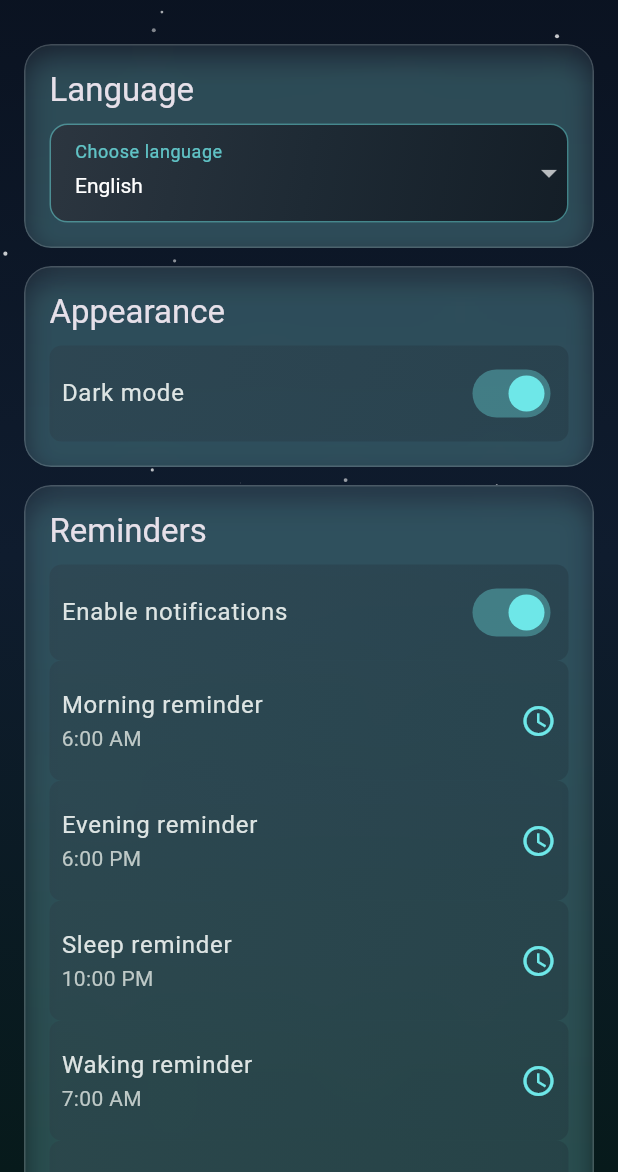
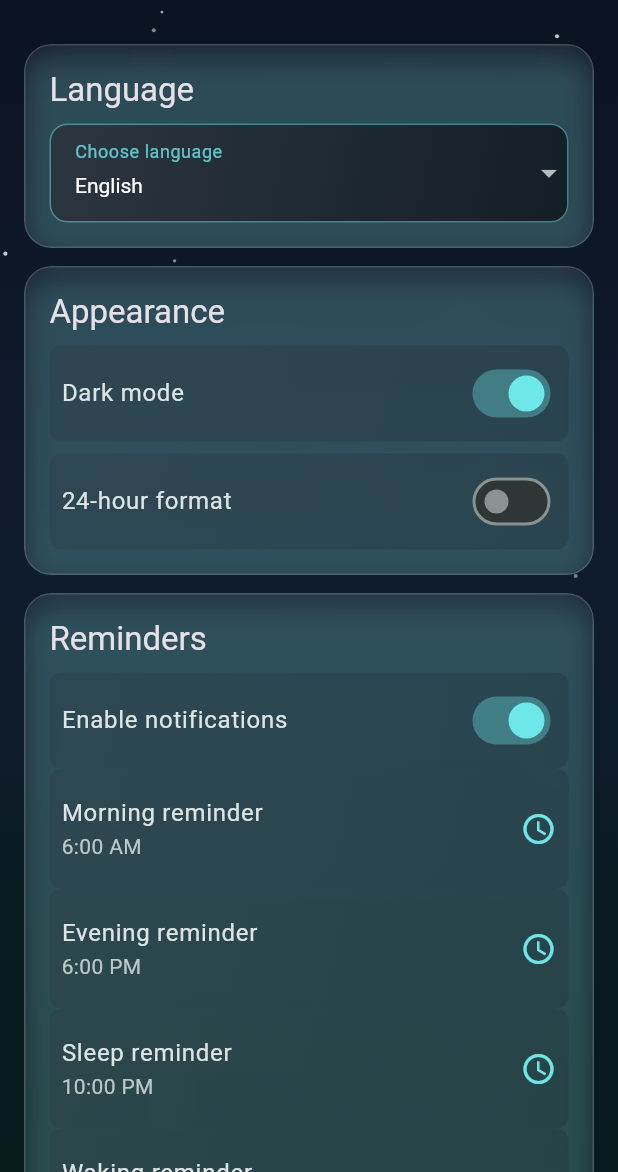
Before and after one commit to saeedhshm/azkar, a Flutter app: the SettingsScreen screen opened by its route, on a phone screen of 412 x 824 dp, the part 64-1236 px from its top. Run offline on Flutter 3.47's test engine with Material 3 defaults, Android fonts, the phone set to English and light mode, and no system bars; our stand-ins replace adhan, easy_localization, equatable, flutter_bloc, flutter_local_notifications, flutter_timezone and 9 more; missing offline and left inert: flutter_qiblah; accounts and stored records are empty; network calls fail; Roboto replaces fonts that are missing (Cairo); project files that could hold a hidden picture were left out.

Commit message:
Enhance time formater

```diff
--- a/assets/translations/ar.json
+++ b/assets/translations/ar.json
@@ -219,6 +219,8 @@
     },
     "appearance": "المظهر",
     "dark_mode": "الوضع الداكن",
+    "time_format": "تنسيق الوقت",
+    "use_24h": "نظام 24 ساعة",
     "reminders": "التذكيرات",
     "enable_notifications": "تفعيل الإشعارات",
     "morning_reminder": "تذكير الصباح",
--- a/assets/translations/en.json
+++ b/assets/translations/en.json
@@ -219,6 +219,8 @@
     },
     "appearance": "Appearance",
     "dark_mode": "Dark mode",
+    "time_format": "Time format",
+    "use_24h": "24-hour format",
     "reminders": "Reminders",
     "enable_notifications": "Enable notifications",
     "morning_reminder": "Morning reminder",
--- a/assets/translations/id.json
+++ b/assets/translations/id.json
@@ -219,6 +219,8 @@
     },
     "appearance": "Tampilan",
     "dark_mode": "Mode gelap",
+    "time_format": "Format waktu",
+    "use_24h": "Format 24 jam",
     "reminders": "Pengingat",
     "enable_notifications": "Aktifkan notifikasi",
     "morning_reminder": "Pengingat pagi",
--- a/assets/translations/tr.json
+++ b/assets/translations/tr.json
@@ -219,6 +219,8 @@
     },
     "appearance": "Görünüm",
     "dark_mode": "Karanlık mod",
+    "time_format": "Saat biçimi",
+    "use_24h": "24 saat biçimi",
     "reminders": "Hatırlatmalar",
     "enable_notifications": "Bildirimleri etkinleştir",
     "morning_reminder": "Sabah hatırlatması",
--- a/lib/core/constants/app_constants.dart
+++ b/lib/core/constants/app_constants.dart
@@ -16,6 +16,7 @@ class AppConstants {
   static const sleepReminderKey = 'sleep_reminder';
   static const wakingReminderKey = 'waking_reminder';
   static const fridayReminderKey = 'friday_reminder';
+  static const timeFormatKey = 'time_format_24h';
 
   static const defaultMorningReminder = '06:00';
   static const defaultEveningReminder = '18:00';
--- a/lib/core/di/service_locator.dart
+++ b/lib/core/di/service_locator.dart
@@ -11,6 +11,7 @@ import '../../features/adhkar/presentation/cubit/favorites_cubit.dart';
 import '../../features/adhkar/presentation/cubit/reader_cubit.dart';
 import '../../features/settings/presentation/cubit/notification_settings_cubit.dart';
 import '../../features/settings/presentation/cubit/theme_cubit.dart';
+import '../../features/settings/presentation/cubit/time_format_cubit.dart';
 import '../../features/tasbeeh/data/repositories/tasbeeh_repository_impl.dart';
 import '../../features/tasbeeh/domain/repositories/tasbeeh_repository.dart';
 import '../../features/tasbeeh/presentation/cubit/tasbeeh_cubit.dart';
@@ -71,6 +72,10 @@ Future<void> setupLocator() async {
     () => ThemeCubit(getIt<LocalStorageService>()),
   );
 
+  getIt.registerFactory<TimeFormatCubit>(
+    () => TimeFormatCubit(getIt<LocalStorageService>()),
+  );
+
   getIt.registerFactory<AdhkarCubit>(
     () => AdhkarCubit(
       getAdhkarByCategoryUseCase: getIt<GetAdhkarByCategoryUseCase>(),
--- a/lib/core/storage/local_storage_service.dart
+++ b/lib/core/storage/local_storage_service.dart
@@ -83,8 +83,7 @@ class LocalStorageService {
   }
 
   String getThemeMode() {
-    return _box.get(AppConstants.themeModeKey, defaultValue: 'dark')
-        as String;
+    return _box.get(AppConstants.themeModeKey, defaultValue: 'dark') as String;
   }
 
   Future<void> saveThemeMode(String value) async {
@@ -172,6 +171,14 @@ class LocalStorageService {
     await _box.put(AppConstants.fridayReminderKey, time);
   }
 
+  bool getUse24HourFormat() {
+    return _box.get(AppConstants.timeFormatKey, defaultValue: false) as bool;
+  }
+
+  Future<void> saveUse24HourFormat(bool value) async {
+    await _box.put(AppConstants.timeFormatKey, value);
+  }
+
   Map<String, dynamic>? getReaderProgress(String categoryKey) {
     final raw = _box.get('reader_progress_$categoryKey');
     if (raw is Map) {
--- /dev/null
+++ b/lib/core/utils/time_formatter.dart
@@ -0,0 +1,23 @@
+import 'package:flutter/material.dart';
+import 'package:intl/intl.dart';
+
+class TimeFormatter {
+  TimeFormatter._();
+
+  static String formatTimeOfDay(
+    TimeOfDay time, {
+    required bool use24h,
+    String? locale,
+  }) {
+    final date = DateTime(2020, 1, 1, time.hour, time.minute);
+    return DateFormat(use24h ? 'HH:mm' : 'h:mm a', locale).format(date);
+  }
+
+  static String formatDateTime(
+    DateTime time, {
+    required bool use24h,
+    String? locale,
+  }) {
+    return DateFormat(use24h ? 'HH:mm' : 'h:mm a', locale).format(time);
+  }
+}
--- /dev/null
+++ b/lib/features/settings/presentation/cubit/time_format_cubit.dart
@@ -0,0 +1,28 @@
+import 'package:equatable/equatable.dart';
+import 'package:flutter_bloc/flutter_bloc.dart';
+
+import '../../../../core/storage/local_storage_service.dart';
+
+class TimeFormatState extends Equatable {
+  const TimeFormatState({required this.use24h});
+
+  final bool use24h;
+
+  @override
+  List<Object?> get props => [use24h];
+}
+
+class TimeFormatCubit extends Cubit<TimeFormatState> {
+  TimeFormatCubit(this._storage) : super(const TimeFormatState(use24h: false));
+
+  final LocalStorageService _storage;
+
+  void load() {
+    emit(TimeFormatState(use24h: _storage.getUse24HourFormat()));
+  }
+
+  Future<void> setUse24h(bool value) async {
+    await _storage.saveUse24HourFormat(value);
+    emit(TimeFormatState(use24h: value));
+  }
+}
--- a/lib/features/settings/presentation/pages/settings_screen.dart
+++ b/lib/features/settings/presentation/pages/settings_screen.dart
@@ -7,9 +7,11 @@ import 'package:flutter_bloc/flutter_bloc.dart';
 
 import '../../../../core/di/service_locator.dart';
 import '../../../../core/storage/local_storage_service.dart';
+import '../../../../core/utils/time_formatter.dart';
 import '../cubit/notification_settings_cubit.dart';
 import '../cubit/notification_settings_state.dart';
 import '../cubit/theme_cubit.dart';
+import '../cubit/time_format_cubit.dart';
 
 class SettingsScreen extends StatelessWidget {
   const SettingsScreen({super.key});
@@ -68,6 +70,10 @@ class SettingsScreen extends StatelessWidget {
                     builder: (context, state) {
                       final isDarkMode =
                           context.watch<ThemeCubit>().state == ThemeMode.dark;
+                      final use24h = context
+                          .watch<TimeFormatCubit>()
+                          .state
+                          .use24h;
                       final currentLanguage = context.locale.languageCode;
 
                       return ListView(
@@ -130,6 +136,17 @@ class SettingsScreen extends StatelessWidget {
                                     );
                                   },
                                 ),
+                                const SizedBox(height: 8),
+                                _MetallicSwitchTile(
+                                  isDark: isDarkMode,
+                                  title: Text('settings.use_24h'.tr()),
+                                  value: use24h,
+                                  onChanged: (value) {
+                                    context.read<TimeFormatCubit>().setUse24h(
+                                      value,
+                                    );
+                                  },
+                                ),
                               ],
                             ),
                           ),
@@ -159,7 +176,13 @@ class SettingsScreen extends StatelessWidget {
                                 _MetallicListTile(
                                   isDark: isDarkMode,
                                   title: Text('settings.morning_reminder'.tr()),
-                                  subtitle: Text(state.morning.format(context)),
+                                  subtitle: Text(
+                                    TimeFormatter.formatTimeOfDay(
+                                      state.morning,
+                                      use24h: use24h,
+                                      locale: context.locale.toString(),
+                                    ),
+                                  ),
                                   trailing: Icon(
                                     Icons.schedule,
                                     color: isDarkMode
@@ -179,7 +202,13 @@ class SettingsScreen extends StatelessWidget {
                                 _MetallicListTile(
                                   isDark: isDarkMode,
                                   title: Text('settings.evening_reminder'.tr()),
-                                  subtitle: Text(state.evening.format(context)),
+                                  subtitle: Text(
+                                    TimeFormatter.formatTimeOfDay(
+                                      state.evening,
+                                      use24h: use24h,
+                                      locale: context.locale.toString(),
+                                    ),
+                                  ),
                                   trailing: Icon(
                                     Icons.schedule,
                                     color: isDarkMode
@@ -199,7 +228,13 @@ class SettingsScreen extends StatelessWidget {
                                 _MetallicListTile(
                                   isDark: isDarkMode,
                                   title: Text('settings.sleep_reminder'.tr()),
-                                  subtitle: Text(state.sleep.format(context)),
+                                  subtitle: Text(
+                                    TimeFormatter.formatTimeOfDay(
+                                      state.sleep,
+                                      use24h: use24h,
+                                      locale: context.locale.toString(),
+                                    ),
+                                  ),
                                   trailing: Icon(
                                     Icons.schedule,
                                     color: isDarkMode
@@ -219,7 +254,13 @@ class SettingsScreen extends StatelessWidget {
                                 _MetallicListTile(
                                   isDark: isDarkMode,
                                   title: Text('settings.waking_reminder'.tr()),
-                                  subtitle: Text(state.waking.format(context)),
+                                  subtitle: Text(
+                                    TimeFormatter.formatTimeOfDay(
+                                      state.waking,
+                                      use24h: use24h,
+                                      locale: context.locale.toString(),
+                                    ),
+                                  ),
                                   trailing: Icon(
                                     Icons.schedule,
                                     color: isDarkMode
@@ -239,7 +280,13 @@ class SettingsScreen extends StatelessWidget {
                                 _MetallicListTile(
                                   isDark: isDarkMode,
                                   title: Text('settings.friday_reminder'.tr()),
-                                  subtitle: Text(state.friday.format(context)),
+                                  subtitle: Text(
+                                    TimeFormatter.formatTimeOfDay(
+                                      state.friday,
+                                      use24h: use24h,
+                                      locale: context.locale.toString(),
+                                    ),
+                                  ),
                                   trailing: Icon(
                                     Icons.schedule,
                                     color: isDarkMode
```
Also changed, not shown: lib/app.dart (+10 -2 lines), lib/features/prayer_times/presentation/pages/prayer_times_tab.dart (+35 -7 lines).
